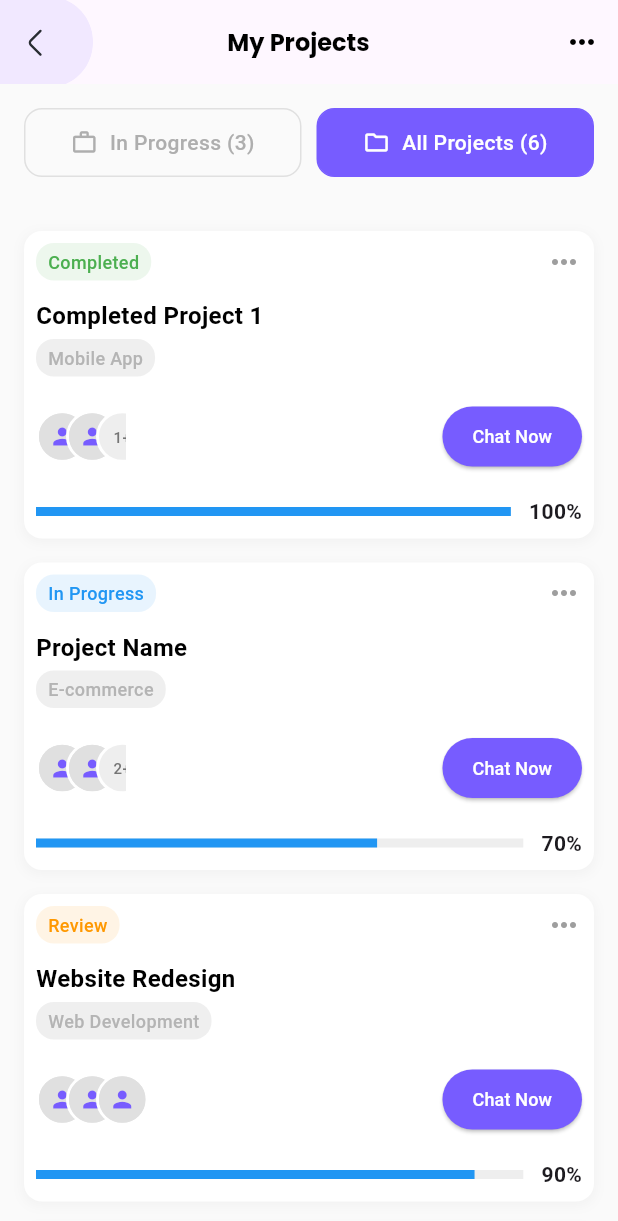
After one commit to AkDevelopar2004/CRM_UserFrontend, a Flutter app: the MyProjectsScreen screen opened by its route, after a tap on "All Projects (6)", on a phone screen of 412 x 824 dp. The commit adds this screen. Shown: the top 1221 px of the screen. Run offline on Flutter 3.47's test engine with Material 3 defaults, Android fonts, the phone set to English and light mode, and no system bars; our stand-ins replace flutter_svg, get, go_router, google_nav_bar, url_strategy.

Commit message:
work on the my project screen

```diff
--- a/lib/models/bottom_navigation/bottom_navigation_bar.dart
+++ b/lib/models/bottom_navigation/bottom_navigation_bar.dart
@@ -8,7 +8,7 @@ import 'package:user_side_team_frontend/models/course/course_screen.dart';
 import 'package:user_side_team_frontend/models/homescreen/view/home_screen.dart';
 import 'package:user_side_team_frontend/models/project/view/project_view.dart';
 
-import '../profile/view/account.dart';
+import '../profile/view/profile_account.dart';
 
 class BottomNavigationBarView extends StatefulWidget {
   @override
--- /dev/null
+++ b/lib/models/profile/profile_controller/profile_controller.dart
@@ -0,0 +1,10 @@
+import 'package:get/get.dart';
+
+class ProjectController extends GetxController {
+  int selectedTab = 0;
+
+  void changeTab(int index) {
+    selectedTab = index;
+    update();
+  }
+}
--- a/lib/models/profile/view/invoice_view.dart
+++ b/lib/models/profile/view/invoice_view.dart
@@ -107,7 +107,7 @@ class _InvoicesScreenState extends State<InvoicesScreen> {
                     mainAxisSize: MainAxisSize.min,
                     children: [
                       Image.asset(
-                        AppImages.pdfImg, // Replace with your actual icon
+                        AppImages.pdfImg,
                         height: 16,
                         width: 16,
                         fit: BoxFit.contain,
--- /dev/null
+++ b/lib/models/profile/view/my_projects.dart
@@ -0,0 +1,312 @@
+import 'package:flutter/material.dart';
+import 'package:flutter_svg/svg.dart';
+import 'package:get/get.dart';
+import 'package:go_router/go_router.dart';
+import 'package:user_side_team_frontend/common/constant/app_colors.dart';
+
+import '../../../common/constant/app_images.dart';
+import '../../../common/widgets/text_widget.dart';
+import '../profile_controller/profile_controller.dart';
+import '../widget/project_card_widget.dart';
+
+class MyProjectsScreen extends StatelessWidget {
+  const MyProjectsScreen({super.key});
+
+  @override
+  Widget build(BuildContext context) {
+    final ProjectController controller = Get.find<ProjectController>();
+    return SafeArea(
+      child: Scaffold(
+        backgroundColor: Colors.grey[50],
+        appBar: AppBar(
+          automaticallyImplyLeading: false,
+          elevation: 0,
+          titleSpacing: 0,
+          forceMaterialTransparency: false,
+          title: Padding(
+            padding: const EdgeInsets.only(right: 8.0),
+            child: Row(
+              crossAxisAlignment: CrossAxisAlignment.center,
+              mainAxisAlignment: MainAxisAlignment.spaceBetween,
+              children: [
+                GestureDetector(
+                  onTap: () => context.pop(),
+                  child: SvgPicture.asset(AppIcons.backArrowIcon),
+                ),
+                const TextWidget(
+                  text: "My Projects",
+                  color: AppColors.blackColor,
+                  fontSize: 16,
+                  fontWeight: FontWeight.bold,
+                ),
+                const SizedBox(width: 20),
+              ],
+            ),
+          ),
+          centerTitle: true,
+          actions: [
+            IconButton(
+              icon: const Icon(Icons.more_horiz, color: AppColors.blackColor),
+              onPressed: () {},
+            ),
+          ],
+        ),
+        body: Column(
+          children: [
+            Padding(
+              padding: const EdgeInsets.all(16.0),
+              child: GetBuilder<ProjectController>(
+                builder: (controller) {
+                  return Row(
+                    children: [
+                      Expanded(
+                        child: GestureDetector(
+                          onTap: () => controller.changeTab(0),
+                          child: Container(
+                            padding: const EdgeInsets.symmetric(vertical: 12),
+                            decoration: BoxDecoration(
+                              color: controller.selectedTab == 0
+                                  ? AppColors.primarySkyColor
+                                  : Colors.transparent,
+                              borderRadius: BorderRadius.circular(12),
+                              border: Border.all(
+                                color: controller.selectedTab == 0
+                                    ? AppColors.primarySkyColor
+                                    : Colors.grey.shade300,
+                              ),
+                            ),
+                            child: Row(
+                              mainAxisAlignment: MainAxisAlignment.center,
+                              children: [
+                                Icon(
+                                  Icons.work_outline,
+                                  color: controller.selectedTab == 0
+                                      ? AppColors.whiteColor
+                                      : AppColors.greyColor,
+                                  size: 18,
+                                ),
+                                const SizedBox(width: 8),
+                                Text(
+                                  'In Progress (3)',
+                                  style: TextStyle(
+                                    color: controller.selectedTab == 0
+                                        ? AppColors.whiteColor
+                                        : AppColors.greyColor,
+                                    fontWeight: FontWeight.w500,
+                                  ),
+                                ),
+                              ],
+                            ),
+                          ),
+                        ),
+                      ),
+                      const SizedBox(width: 10),
+                      Expanded(
+                        child: GestureDetector(
+                          onTap: () => controller.changeTab(1),
+                          child: Container(
+                            padding: const EdgeInsets.symmetric(vertical: 12),
+                            decoration: BoxDecoration(
+                              color: controller.selectedTab == 1
+                                  ? AppColors.primarySkyColor
+                                  : Colors.transparent,
+                              borderRadius: BorderRadius.circular(12),
+                              border: Border.all(
+                                color: controller.selectedTab == 1
+                                    ? AppColors.primarySkyColor
+                                    : Colors.grey.shade300,
+                              ),
+                            ),
+                            child: Row(
+                              mainAxisAlignment: MainAxisAlignment.center,
+                              children: [
+                                Icon(
+                                  Icons.folder_outlined,
+                                  color: controller.selectedTab == 1
+                                      ? Colors.white
+                                      : Colors.grey,
+                                  size: 18,
+                                ),
+                                const SizedBox(width: 8),
+                                Text(
+                                  'All Projects (6)',
+                                  style: TextStyle(
+                                    color: controller.selectedTab == 1
+                                        ? Colors.white
+                                        : Colors.grey,
+                                    fontWeight: FontWeight.w500,
+                                  ),
+                                ),
+                              ],
+                            ),
+                          ),
+                        ),
+                      ),
+                    ],
+                  );
+                },
+              ),
+            ),
+
+            //  selected tab
+            Expanded(
+              child: GetBuilder<ProjectController>(
+                builder: (_) {
+                  return controller.selectedTab == 0
+                      ? _buildInProgressProjects()
+                      : _buildAllProjects();
+                },
+              ),
+            ),
+          ],
+        ),
+      ),
+    );
+  }
+
+  // In Progress
+  Widget _buildInProgressProjects() {
+    return ListView(
+      padding: const EdgeInsets.symmetric(horizontal: 16, vertical: 20),
+      children: const [
+        ProjectCardWidget(
+          title: 'Project Name',
+          subtitle: 'E-commerce',
+          progress: 0.7,
+          progressText: '70%',
+          status: 'In Progress',
+          statusColor: Colors.blue,
+          avatars: [
+            'https://i.pravatar.cc/40?img=1',
+            'https://i.pravatar.cc/40?img=2',
+            'https://i.pravatar.cc/40?img=3'
+                'https://i.pravatar.cc/40?img=4'
+          ],
+          moreCount: '2+',
+        ),
+        SizedBox(height: 16),
+        ProjectCardWidget(
+          title: 'Project Name',
+          subtitle: 'E-commerce',
+          progress: 0.4,
+          progressText: '40%',
+          status: 'Review',
+          statusColor: Colors.orange,
+          avatars: [
+            'https://i.pravatar.cc/40?img=5',
+            'https://i.pravatar.cc/40?img=6',
+            'https://i.pravatar.cc/40?img=7',
+          ],
+          moreCount: '1+',
+        ),
+        SizedBox(height: 16),
+        ProjectCardWidget(
+          title: 'Project Name',
+          subtitle: 'E-commerce',
+          progress: 0.4,
+          progressText: '40%',
+          status: 'In Progress',
+          statusColor: Colors.blue,
+          avatars: [
+            'https://i.pravatar.cc/40?img=8',
+            'https://i.pravatar.cc/40?img=9',
+          ],
+          moreCount: '3+',
+        ),
+      ],
+    );
+  }
+
+  // All Projects
+  Widget _buildAllProjects() {
+    return ListView(
+      padding: const EdgeInsets.symmetric(horizontal: 16, vertical: 20),
+      children: const [
+        ProjectCardWidget(
+          title: 'Completed Project 1',
+          subtitle: 'Mobile App',
+          progress: 1.0,
+          progressText: '100%',
+          status: 'Completed',
+          statusColor: Colors.green,
+          avatars: [
+            'https://i.pravatar.cc/40?img=10',
+            'https://i.pravatar.cc/40?img=11',
+          ],
+          moreCount: '1+',
+        ),
+        SizedBox(height: 16),
+        ProjectCardWidget(
+          title: 'Project Name',
+          subtitle: 'E-commerce',
+          progress: 0.7,
+          progressText: '70%',
+          status: 'In Progress',
+          statusColor: Colors.blue,
+          avatars: [
+            'https://i.pravatar.cc/40?img=1',
+            'https://i.pravatar.cc/40?img=2',
+          ],
+          moreCount: '2+',
+        ),
+        SizedBox(height: 16),
+        ProjectCardWidget(
+          title: 'Website Redesign',
+          subtitle: 'Web Development',
+          progress: 0.9,
+          progressText: '90%',
+          status: 'Review',
+          statusColor: Colors.orange,
+          avatars: [
+            'https://i.pravatar.cc/40?img=12',
+            'https://i.pravatar.cc/40?img=13',
+            'https://i.pravatar.cc/40?img=14',
+          ],
+          moreCount: '',
+        ),
+        SizedBox(height: 16),
+        ProjectCardWidget(
+          title: 'Dashboard Project',
+          subtitle: 'Analytics',
+          progress: 0.3,
+          progressText: '30%',
+          status: 'In Progress',
+          statusColor: Colors.blue,
+          avatars: [
+            'https://i.pravatar.cc/40?img=15',
+            'https://i.pravatar.cc/40?img=16',
+          ],
+          moreCount: '4+',
+        ),
+        SizedBox(height: 16),
+        ProjectCardWidget(
+          title: 'Marketing Campaign',
+          subtitle: 'Digital Marketing',
+          progress: 0.6,
+          progressText: '60%',
+          status: 'In Progress',
+          statusColor: Colors.blue,
+          avatars: [
+            'https://i.pravatar.cc/40?img=17',
+            'https://i.pravatar.cc/40?img=18',
+          ],
+          moreCount: '1+',
+        ),
+        SizedBox(height: 16),
+        ProjectCardWidget(
+          title: 'Brand Identity',
+          subtitle: 'Design',
+          progress: 1.0,
+          progressText: '100%',
+          status: 'Completed',
+          statusColor: Colors.green,
+          avatars: [
+            'https://i.pravatar.cc/40?img=19',
+            'https://i.pravatar.cc/40?img=20',
+          ],
+          moreCount: '',
+        ),
+      ],
+    );
+  }
+}
--- /dev/null
+++ b/lib/models/profile/widget/project_card_widget.dart
@@ -0,0 +1,207 @@
+import 'package:flutter/material.dart';
+import 'package:user_side_team_frontend/common/constant/app_colors.dart';
+
+class ProjectCardWidget extends StatelessWidget {
+  final String title;
+  final String subtitle;
+  final double progress;
+  final String progressText;
+  final String status;
+  final Color statusColor;
+  final List<String> avatars;
+  final String moreCount;
+
+  const ProjectCardWidget({
+    super.key,
+    required this.title,
+    required this.subtitle,
+    required this.progress,
+    required this.progressText,
+    required this.status,
+    required this.statusColor,
+    required this.avatars,
+    required this.moreCount,
+  });
+
+  @override
+  Widget build(BuildContext context) {
+    return Container(
+      padding: const EdgeInsets.all(8),
+      decoration: BoxDecoration(
+        color: AppColors.whiteColor,
+        borderRadius: BorderRadius.circular(12),
+        boxShadow: [
+          BoxShadow(
+            color: AppColors.greyColor.withOpacity(0.1),
+            spreadRadius: 1,
+            blurRadius: 6,
+            offset: const Offset(0, 2),
+          ),
+        ],
+      ),
+      child: Column(
+        crossAxisAlignment: CrossAxisAlignment.start,
+        children: [
+          // Status Row
+          Row(
+            mainAxisAlignment: MainAxisAlignment.spaceBetween,
+            children: [
+              Container(
+                padding: const EdgeInsets.symmetric(horizontal: 8, vertical: 4),
+                decoration: BoxDecoration(
+                  color: statusColor.withOpacity(0.1),
+                  borderRadius: BorderRadius.circular(12),
+                ),
+                child: Text(
+                  status,
+                  style: TextStyle(
+                    color: statusColor,
+                    fontSize: 12,
+                    fontWeight: FontWeight.w500,
+                  ),
+                ),
+              ),
+              const Icon(Icons.more_horiz, color: Colors.grey),
+            ],
+          ),
+          const SizedBox(height: 12),
+
+          // Title
+          Text(
+            title,
+            style: const TextStyle(
+              fontSize: 16,
+              fontWeight: FontWeight.w600,
+              color: Colors.black,
+            ),
+          ),
+
+          const SizedBox(height: 4),
+
+          // Subtitle
+          Container(
+            padding: const EdgeInsets.symmetric(horizontal: 8, vertical: 4),
+            decoration: BoxDecoration(
+              color: AppColors.greyColor.withOpacity(0.2),
+              borderRadius: BorderRadius.circular(12),
+            ),
+            child: Text(
+              subtitle,
+              style: TextStyle(
+                color: AppColors.greyColor.withOpacity(0.9),
+                fontSize: 12,
+                fontWeight: FontWeight.w500,
+              ),
+            ),
+          ),
+
+          const SizedBox(height: 16),
+          Row(
+            children: [
+              SizedBox(
+                width: avatars.length > 3 ? 120 : (avatars.length * 30.0),
+                height: 35,
+                child: Stack(
+                  children: [
+                    ...avatars.take(3).map((avatar) {
+                      int index = avatars.indexOf(avatar);
+                      return Positioned(
+                        left: index * 20.0,
+                        child: Container(
+                          width: 35,
+                          height: 35,
+                          decoration: BoxDecoration(
+                            shape: BoxShape.circle,
+                            border: Border.all(
+                              color: AppColors.whiteColor,
+                              width: 2,
+                            ),
+                            color: Colors.grey[300],
+                          ),
+                          child: ClipOval(
+                            child: Container(
+                              color: Colors.grey[300],
+                              child: const Icon(
+                                Icons.person,
+                                color: AppColors.primarySkyColor,
+                                size: 18,
+                              ),
+                            ),
+                          ),
+                        ),
+                      );
+                    }),
+                    if (moreCount.isNotEmpty)
+                      Positioned(
+                        left: avatars.take(3).length * 20.0,
+                        child: Container(
+                          width: 35,
+                          height: 35,
+                          decoration: BoxDecoration(
+                            shape: BoxShape.circle,
+                            color: Colors.grey[200],
+                            border: Border.all(color: Colors.white, width: 2),
+                          ),
+                          child: Center(
+                            child: Text(
+                              moreCount,
+                              style: TextStyle(
+                                fontSize: 10,
+                                fontWeight: FontWeight.w500,
+                                color: Colors.grey[600],
+                              ),
+                            ),
+                          ),
+                        ),
+                      ),
+                  ],
+                ),
+              ),
+              const Spacer(),
+              ElevatedButton(
+                onPressed: () {},
+                style: ElevatedButton.styleFrom(
+                  backgroundColor: AppColors.primarySkyColor,
+                  foregroundColor: AppColors.whiteColor,
+                  shape: RoundedRectangleBorder(
+                    borderRadius: BorderRadius.circular(20),
+                  ),
+                  padding:
+                      const EdgeInsets.symmetric(horizontal: 20, vertical: 8),
+                ),
+                child: const Text(
+                  'Chat Now',
+                  style: TextStyle(fontSize: 12),
+                ),
+              ),
+            ],
+          ),
+
+          const SizedBox(height: 16),
+
+          // Progress
+          Row(
+            children: [
+              Expanded(
+                child: LinearProgressIndicator(
+                  value: progress,
+                  backgroundColor: Colors.grey[200],
+                  valueColor: const AlwaysStoppedAnimation<Color>(Colors.blue),
+                  minHeight: 6,
+                ),
+              ),
+              const SizedBox(width: 12),
+              Text(
+                progressText,
+                style: const TextStyle(
+                  fontWeight: FontWeight.w600,
+                  fontSize: 14,
+                ),
+              ),
+            ],
+          ),
+        ],
+      ),
+    );
+  }
+}
--- a/lib/utils/navigation/app_router.dart
+++ b/lib/utils/navigation/app_router.dart
@@ -1,3 +1,4 @@
+import 'package:get/get.dart';
 import 'package:go_router/go_router.dart';
 import 'package:user_side_team_frontend/models/auth/view/forgot_password.dart';
 import 'package:user_side_team_frontend/models/auth/view/login_screen.dart';
@@ -10,14 +11,16 @@ import 'package:user_side_team_frontend/models/course/widget/about_course.dart';
 import 'package:user_side_team_frontend/models/homescreen/view/home_screen.dart';
 import 'package:user_side_team_frontend/models/notification/notification_detail_screen.dart';
 import 'package:user_side_team_frontend/models/notification/notification_view.dart';
-import 'package:user_side_team_frontend/models/profile/view/account.dart';
+import 'package:user_side_team_frontend/models/profile/view/profile_account.dart';
 import 'package:user_side_team_frontend/models/profile/view/edit_profile_screen.dart';
 import 'package:user_side_team_frontend/models/project/view/project_readymade_view.dart';
 import 'package:user_side_team_frontend/models/project/view/send_reference_view.dart';
 import 'package:user_side_team_frontend/utils/navigation/app_routes.dart';
 
 import '../../models/auth/view/change_password_screen.dart';
+import '../../models/profile/profile_controller/profile_controller.dart';
 import '../../models/profile/view/invoice_view.dart';
+import '../../models/profile/view/my_projects.dart';
 import '../../models/profile/view/servicesTaken_view.dart';
 
 class AppRouter {
@@ -89,14 +92,20 @@ class AppRouter {
         builder: (context, state) => const ServicesTakenScreen(),
       ),
       GoRoute(
-        path: AppRoutes.Invoicesview,
+        path: AppRoutes.invoicesview,
         builder: (context, state) => const InvoicesScreen(),
       ),
-       GoRoute(
+      GoRoute(
         path: AppRoutes.editProfileScreen,
         builder: (context, state) => const EditProfileScreen(),
       ),
-
+      GoRoute(
+        path: AppRoutes.myProjectsScreen,
+        builder: (context, state) {
+          Get.lazyPut<ProjectController>(() => ProjectController());
+          return const MyProjectsScreen();
+        },
+      ),
     ],
   );
 }
--- a/lib/utils/navigation/app_routes.dart
+++ b/lib/utils/navigation/app_routes.dart
@@ -17,8 +17,9 @@ class AppRoutes {
    static const String profileView="/profile-view";
    static const String aboutCourse="/about-course";
    static const String servicestakenview="/services-view";
-   static const String Invoicesview="/invoices-view";
+   static const String invoicesview="/invoices-view";
+   static const String editProfileScreen='/edit-profile';
+   static const String myProjectsScreen = '/my-projects';
 
 
-   static const String editProfileScreen='/edit-profile';
 }
```
Also changed, not shown: lib/models/profile/view/profile_account.dart (renamed from lib/models/profile/view/account.dart, +40 -9 lines).
